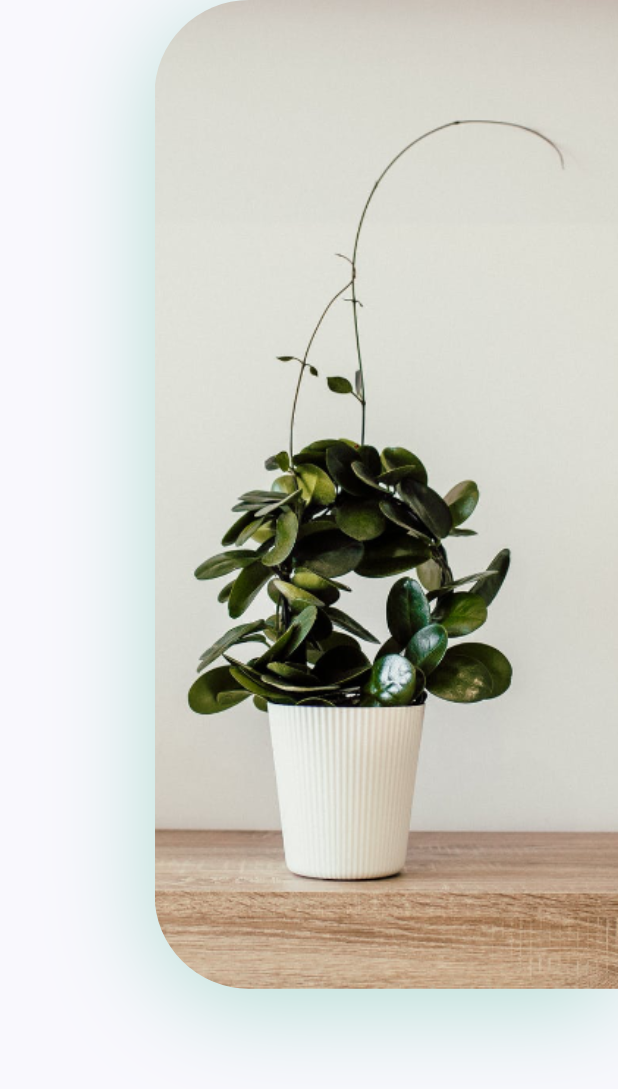
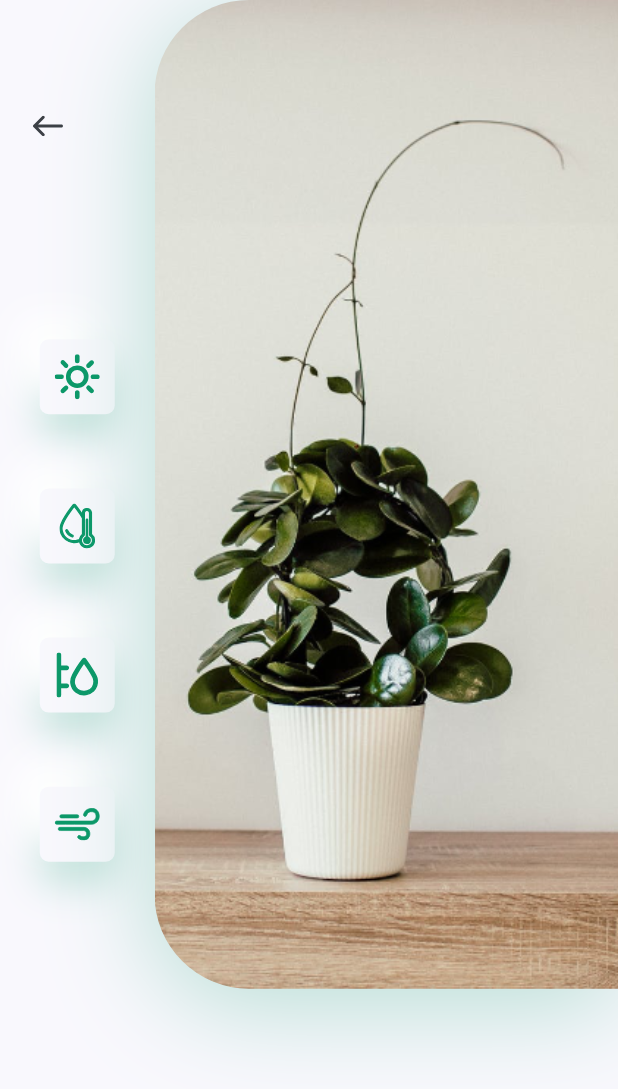
Before and after one commit to CheolheeLee0/flutter_intro, a Flutter app: the DetailsScreen screen opened directly, on a phone screen of 412 x 824 dp. Shown: the top 1089 px of the screen. Run offline on Flutter 3.47's test engine with Material 2 defaults, Android fonts, the phone set to English and light mode, and no system bars; our stand-ins replace flutter_svg.

Commit message:
Add image_and_icons

```diff
--- a/lib/screens/details/components/body.dart
+++ b/lib/screens/details/components/body.dart
@@ -1,44 +1,19 @@
 import 'package:flutter/material.dart';
 import 'package:flutter_intro/constraints.dart';
+import 'package:flutter_intro/screens/details/components/icon_card.dart';
+import 'package:flutter_intro/screens/details/components/image_and_icons.dart';
+import 'package:flutter_svg/flutter_svg.dart';
 
 class Body extends StatelessWidget {
   @override
   Widget build(BuildContext context) {
     Size size = MediaQuery.of(context).size;
-    return Column(
-      children: [
-        Row(
-          children: [
-            // 버튼
-            Expanded(
-              child: Column(),
-            ),
-            // 그림
-            Container(
-              height: size.height * 0.8,
-              width: size.width * 0.75,
-              decoration: BoxDecoration(
-                borderRadius: BorderRadius.only(
-                  bottomLeft: Radius.circular(63),
-                  topLeft: Radius.circular(63),
-                ),
-                boxShadow: [
-                  BoxShadow(
-                    offset: Offset(0, 10),
-                    blurRadius: 60,
-                    color: kPrimaryColor.withOpacity(0.29),
-                  ),
-                ],
-                image: DecorationImage(
-                  alignment: Alignment.centerLeft,
-                  fit: BoxFit.cover,
-                  image: AssetImage("assets/images/img.png"),
-                ),
-              ),
-            ),
-          ],
-        ),
-      ],
+    return SingleChildScrollView(
+      child: Column(
+        children: [
+          ImageAndIcons(size: size),
+        ],
+      ),
     );
   }
 }
--- /dev/null
+++ b/lib/screens/details/components/icon_card.dart
@@ -0,0 +1,40 @@
+import 'package:flutter/material.dart';
+import 'package:flutter_intro/constraints.dart';
+import 'package:flutter_svg/svg.dart';
+
+class IconCard extends StatelessWidget {
+  const IconCard({
+    Key key,
+    this.icon,
+  }) : super(key: key);
+
+  final String icon;
+
+  @override
+  Widget build(BuildContext context) {
+    Size size = MediaQuery.of(context).size;
+    return Container(
+      margin: EdgeInsets.symmetric(vertical: size.height * 0.03),
+      padding: EdgeInsets.all(kDefaultPadding / 2),
+      height: 50,
+      width: 50,
+      decoration: BoxDecoration(
+        color: kBackgroundColor,
+        borderRadius: BorderRadius.circular(6),
+        boxShadow: [
+          BoxShadow(
+            offset: Offset(0, 15),
+            blurRadius: 22,
+            color: kPrimaryColor.withOpacity(0.22),
+          ),
+          BoxShadow(
+            offset: Offset(-15, -15),
+            blurRadius: 20,
+            color: Colors.white,
+          ),
+        ],
+      ),
+      child: SvgPicture.asset(icon),
+    );
+  }
+}
--- /dev/null
+++ b/lib/screens/details/components/image_and_icons.dart
@@ -0,0 +1,80 @@
+import 'package:flutter/material.dart';
+import 'package:flutter_intro/constraints.dart';
+import 'package:flutter_intro/screens/details/components/icon_card.dart';
+import 'package:flutter_svg/svg.dart';
+
+class ImageAndIcons extends StatelessWidget {
+  const ImageAndIcons({
+    Key key,
+    @required this.size,
+  }) : super(key: key);
+
+  final Size size;
+
+  @override
+  Widget build(BuildContext context) {
+    return Padding(
+      padding: const EdgeInsets.only(bottom: kDefaultPadding * 3),
+      child: SizedBox(
+        height: size.height * 0.8,
+        child: Row(
+          children: [
+            // 버튼
+            Expanded(
+              child: Padding(
+                padding:
+                    const EdgeInsets.symmetric(vertical: kDefaultPadding * 3),
+                child: Column(
+                  children: [
+                    Align(
+                      alignment: Alignment.topLeft,
+                      child: IconButton(
+                        padding:
+                            EdgeInsets.symmetric(horizontal: kDefaultPadding),
+                        icon: SvgPicture.asset(
+                          "assets/icons/back_arrow.svg",
+                        ),
+                        onPressed: () {
+                          Navigator.pop(context);
+                        },
+                      ),
+                    ),
+                    Spacer(),
+                    // 네모 버튼
+                    IconCard(icon: "assets/icons/sun.svg"),
+                    IconCard(icon: "assets/icons/icon_2.svg"),
+                    IconCard(icon: "assets/icons/icon_3.svg"),
+                    IconCard(icon: "assets/icons/icon_4.svg"),
+                  ],
+                ),
+              ),
+            ),
+            // 그림
+            Container(
+              height: size.height * 0.8,
+              width: size.width * 0.75,
+              decoration: BoxDecoration(
+                borderRadius: BorderRadius.only(
+                  bottomLeft: Radius.circular(63),
+                  topLeft: Radius.circular(63),
+                ),
+                boxShadow: [
+                  BoxShadow(
+                    offset: Offset(0, 10),
+                    blurRadius: 60,
+                    color: kPrimaryColor.withOpacity(0.29),
+                  ),
+                ],
+                image: DecorationImage(
+                  alignment: Alignment.centerLeft,
+                  fit: BoxFit.cover,
+                  image: AssetImage("assets/images/img.png"),
+                ),
+              ),
+            ),
+          ],
+        ),
+      ),
+    );
+  }
+}
```
